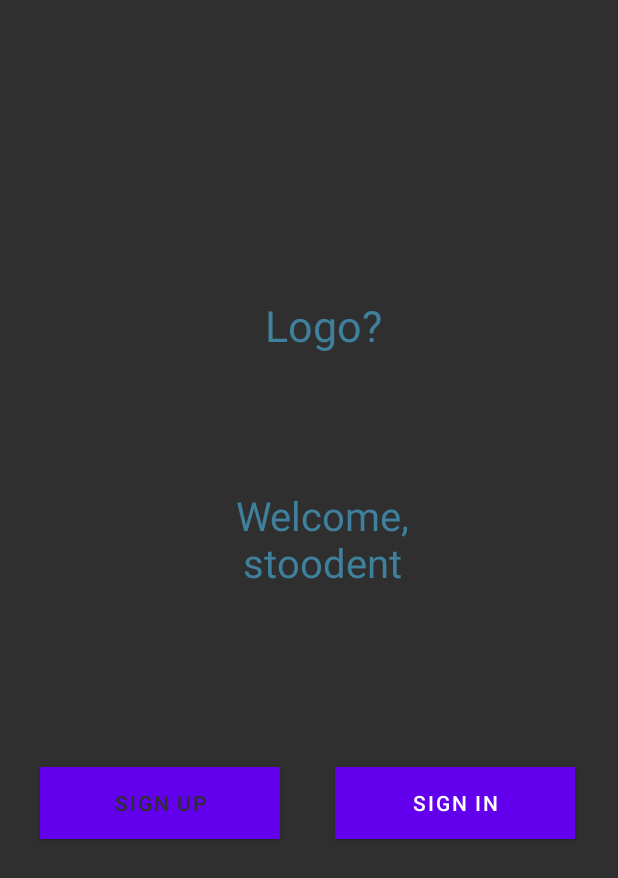
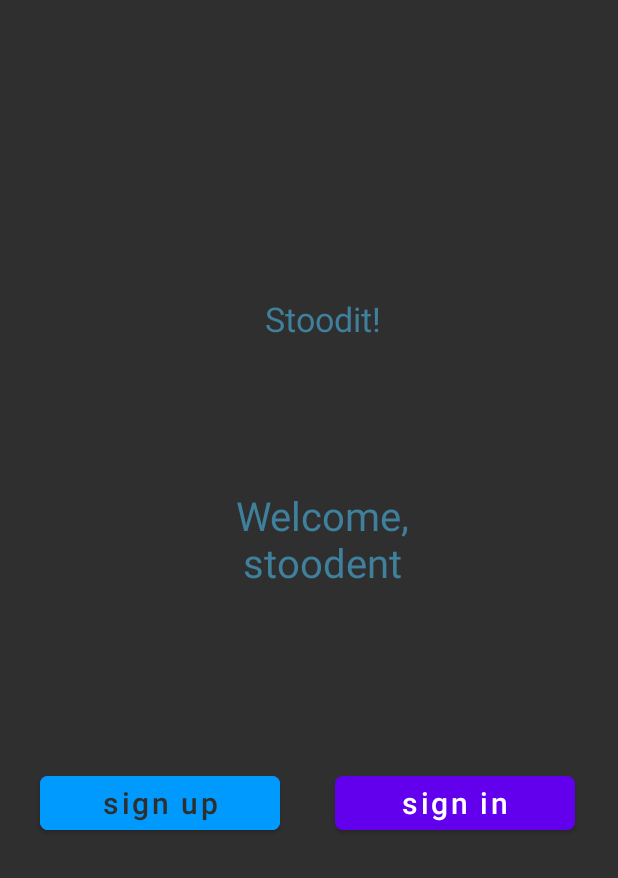
Before and after one commit to peacemaker4/Stoodit, an Android app: the screen it shows after launch (WelcomeActivity), on a phone screen of 412 x 824 dp. Shown: the top 878 px of the screen. Run offline under Robolectric (Android 15) with nearby library versions, the phone set to English and light mode, and no system bars; our stand-ins replace Firebase (no records; nobody signed in at launch, a user with empty details on screens opened directly).

Commit message:
welcome page update

```diff
--- a/app/src/main/java/com/snotshot/myapplication/WelcomeActivity.kt
+++ b/app/src/main/java/com/snotshot/myapplication/WelcomeActivity.kt
@@ -3,6 +3,7 @@ package com.snotshot.myapplication
 import android.content.Intent
 import androidx.appcompat.app.AppCompatActivity
 import android.os.Bundle
+import com.google.firebase.auth.FirebaseAuth
 import com.snotshot.myapplication.databinding.ActivityWelcomeBinding
 
 class WelcomeActivity : AppCompatActivity() {
@@ -10,12 +11,16 @@ class WelcomeActivity : AppCompatActivity() {
     //View binding
     private lateinit var binding: ActivityWelcomeBinding
 
+    private lateinit var firebaseAuth: FirebaseAuth
+
     override fun onCreate(savedInstanceState: Bundle?) {
         super.onCreate(savedInstanceState)
         binding = ActivityWelcomeBinding.inflate(layoutInflater)
         setContentView(binding.root)
 
-
+        //check for user authorization
+        firebaseAuth = FirebaseAuth.getInstance()
+        checkUser()
 
         // Register
         binding.signUpBtn.setOnClickListener{
@@ -27,4 +32,13 @@ class WelcomeActivity : AppCompatActivity() {
             startActivity(Intent(this, LoginActivity::class.java))
         }
     }
+
+    private fun checkUser() {
+        //if user is already logged in go to main activity
+        val firebaseUser = firebaseAuth.currentUser
+        if(firebaseUser != null){
+            startActivity(Intent(this, MainActivity::class.java))
+            finish()
+        }
+    }
 }
--- a/app/src/main/res/layout/activity_login.xml
+++ b/app/src/main/res/layout/activity_login.xml
@@ -60,6 +60,7 @@
       android:ems="10"
       android:hint="Password"
       android:inputType="textPassword"
+      android:textColor="#000000"
       app:layout_constraintBottom_toBottomOf="parent"
       app:layout_constraintEnd_toEndOf="parent"
       app:layout_constraintStart_toStartOf="parent"
@@ -86,7 +87,7 @@
       app:layout_constraintEnd_toEndOf="parent"
       app:layout_constraintHorizontal_bias="0.4"
       app:layout_constraintStart_toStartOf="parent"
-      app:layout_constraintTop_toBottomOf="@+id/register_btn"
+      app:layout_constraintTop_toBottomOf="@+id/login_btn"
       app:layout_constraintVertical_bias="0.050000012" />
 
   <TextView
@@ -100,7 +101,7 @@
       app:layout_constraintEnd_toEndOf="parent"
       app:layout_constraintHorizontal_bias="0.58"
       app:layout_constraintStart_toStartOf="parent"
-      app:layout_constraintTop_toBottomOf="@+id/register_btn"
+      app:layout_constraintTop_toBottomOf="@+id/login_btn"
       app:layout_constraintVertical_bias="0.050000012" />
 
 </androidx.constraintlayout.widget.ConstraintLayout>
--- a/app/src/main/res/layout/activity_register.xml
+++ b/app/src/main/res/layout/activity_register.xml
@@ -99,7 +99,9 @@
         app:layout_constraintEnd_toEndOf="parent"
         app:layout_constraintStart_toStartOf="parent"
         app:layout_constraintTop_toBottomOf="@+id/password_confirm_input"
-        app:layout_constraintVertical_bias="0.100000024" />
+        app:layout_constraintVertical_bias="0.100000024"
+        android:backgroundTint="@color/purple_700"
+        />
 
     <TextView
         android:id="@+id/already_registered_text"
--- a/app/src/main/res/layout/activity_welcome.xml
+++ b/app/src/main/res/layout/activity_welcome.xml
@@ -11,8 +11,9 @@
         android:id="@+id/textView2"
         android:layout_width="78dp"
         android:layout_height="48dp"
-        android:text="Logo?"
+        android:text="Stoodit!"
         android:textColor="#3f809d"
+        android:textSize="34sp"
         app:autoSizeTextType="uniform"
         app:layout_constraintBottom_toBottomOf="parent"
         app:layout_constraintEnd_toEndOf="parent"
@@ -41,11 +42,12 @@
         android:id="@+id/signUpBtn"
         android:layout_width="160dp"
         android:layout_height="wrap_content"
-        android:background="@color/welcome_page_btn"
         android:backgroundTint="@color/welcome_page_btn"
         android:hapticFeedbackEnabled="false"
         android:text="@string/sign_up"
+        android:textAllCaps="false"
         android:textColor="@color/welcome_page_back"
+        android:textSize="20sp"
         app:cornerRadius="5dp"
         app:layout_constraintBottom_toBottomOf="parent"
         app:layout_constraintEnd_toEndOf="parent"
@@ -58,8 +60,9 @@
         android:id="@+id/signInBtn"
         android:layout_width="160dp"
         android:layout_height="wrap_content"
-        android:background="@color/welcome_page_back"
         android:text="@string/sign_in"
+        android:textAllCaps="false"
+        android:textSize="20sp"
         app:cornerRadius="5dp"
         app:layout_constraintBottom_toBottomOf="parent"
         app:layout_constraintEnd_toEndOf="parent"
--- a/app/src/main/res/values/colors.xml
+++ b/app/src/main/res/values/colors.xml
@@ -8,5 +8,5 @@
     <color name="black">#FF000000</color>
     <color name="white">#FFFFFFFF</color>
     <color name="welcome_page_back">#2f2f2f</color>
-    <color name="welcome_page_btn">#0037FF</color>
+    <color name="welcome_page_btn">#009afe</color>
 </resources>
```
